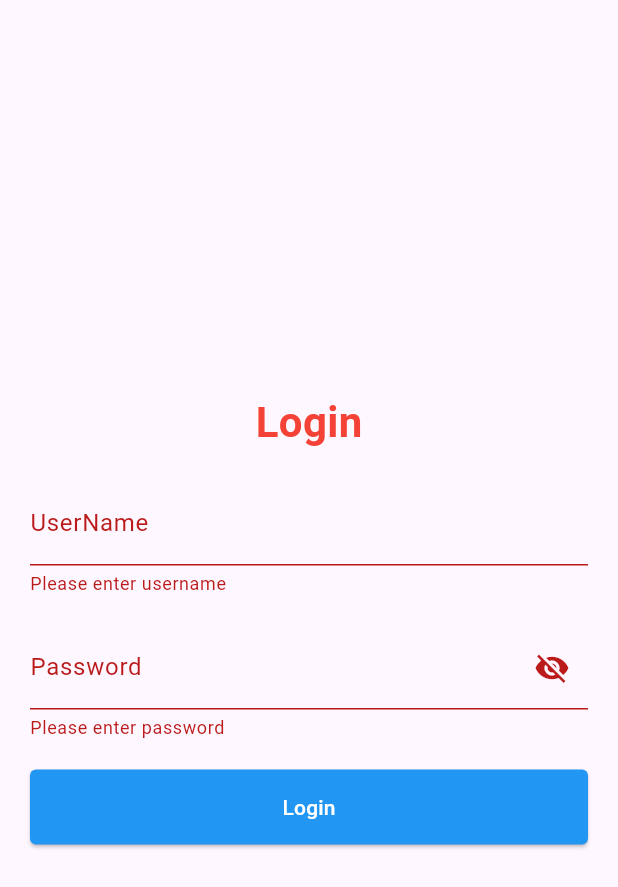
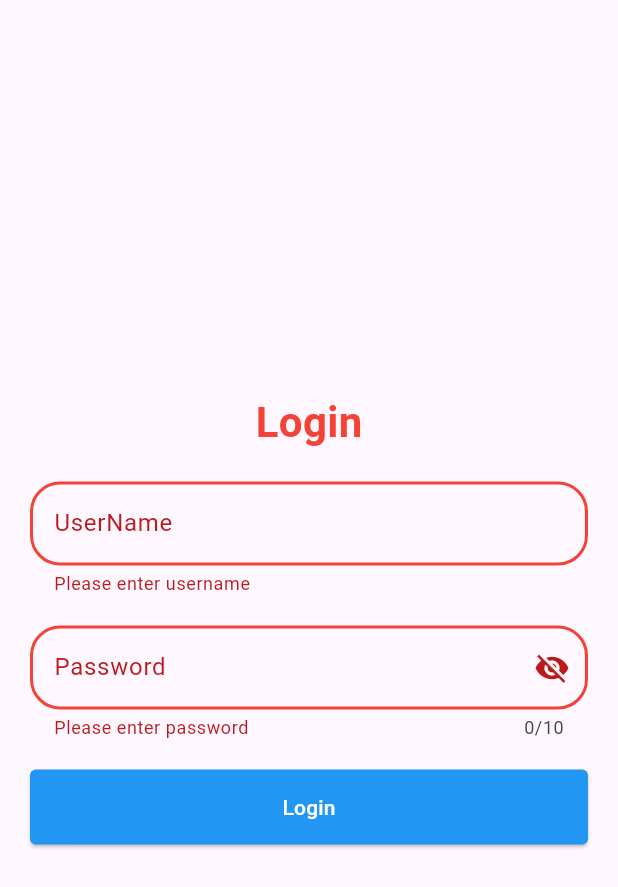
Before and after one commit to thedinkarbhardwaj/Flutter, a Flutter app: the screen it shows after launch, after a tap on "Login", on a phone screen of 412 x 824 dp. Shown: the top 887 px of the screen. Run offline on Flutter 3.47's test engine with Material 3 defaults, Android fonts, the light colour scheme and no system bars; our stand-ins replace bottom_navy_bar, contacts_service, file_picker, firebase_core, firebase_messaging, flutter_local_notifications and 11 more; missing offline and left inert: alerter, flutter_sms, reviews_slider, text_to_speech; accounts and stored records are empty.

Commit message:
Login Functionality Done

```diff
--- a/e-commerce/lib/Constants/app_style.dart
+++ b/e-commerce/lib/Constants/app_style.dart
@@ -1,4 +1,6 @@
 import 'dart:ui';
+
+import 'package:flutter/material.dart';
 
 const fo12 = 12.00;
 const fo14 = 14.00;
@@ -10,3 +12,18 @@ const fo28 = 28.00;
 const FontWeight fw400 = FontWeight.w400;
 const FontWeight fw500 = FontWeight.w500;
 const FontWeight fontBold = FontWeight.bold;
+
+var enabledBorderr = OutlineInputBorder(
+    borderRadius: BorderRadius.circular(20.0),
+    borderSide: BorderSide(color: Colors.black45,width: 1)
+);
+
+var focusBorderr = OutlineInputBorder(
+    borderRadius: BorderRadius.circular(20.0),
+    borderSide: BorderSide(color: Colors.blue,width: 2)
+);
+
+var errorBorderr = OutlineInputBorder(
+    borderRadius: BorderRadius.circular(20.0),
+    borderSide: BorderSide(color: Colors.red,width: 2)
+);
--- /dev/null
+++ b/e-commerce/lib/SharedPref/Sharedpref.dart
@@ -0,0 +1,25 @@
+import 'package:flutter/material.dart';
+import 'package:shared_preferences/shared_preferences.dart';
+
+class Sharedpref{
+
+ setUserToken(String token) async{
+
+    final SharedPreferences prefs = await SharedPreferences.getInstance();
+    prefs.setString("Token", token);
+
+ }
+
+ Future<String> getUserToken() async{
+
+  final SharedPreferences prefs = await SharedPreferences.getInstance();
+  String userToken = prefs.getString("Token")??"";
+  return userToken;
+ }
+
+ removeUserToken() async{
+  final SharedPreferences prefs = await SharedPreferences.getInstance();
+  prefs.remove("Token");
+ }
+
+}
--- a/e-commerce/lib/signupLoginScreens/LoginScreen.dart
+++ b/e-commerce/lib/signupLoginScreens/LoginScreen.dart
@@ -1,7 +1,16 @@
 import 'package:alerter/alerter.dart';
 import 'package:e_commerce/Constants/app_style.dart';
 import 'package:e_commerce/Constants/common_button.dart';
+import 'package:e_commerce/Constants/common_toast.dart';
+import 'package:e_commerce/api_services/api_services.dart';
 import 'package:flutter/material.dart';
+import 'package:flutter/widgets.dart';
+import 'package:get/get.dart';
+import 'package:get/get_core/src/get_main.dart';
+
+import '../Constants/loading_indicator.dart';
+import '../SharedPref/Sharedpref.dart';
+import '../screens/home_screen.dart';
 
 class LoginScreen extends StatefulWidget {
   const LoginScreen({super.key});
@@ -11,7 +20,6 @@ class LoginScreen extends StatefulWidget {
 }
 
 class _LoginScreenState extends State<LoginScreen> {
-
   TextEditingController usernameController = TextEditingController();
   TextEditingController passController = TextEditingController();
 
@@ -21,37 +29,44 @@ class _LoginScreenState extends State<LoginScreen> {
   ValueNotifier obsecurePassword = ValueNotifier(true);
   final _formKey = GlobalKey<FormState>();
 
+  bool isLoading = false;
+
   @override
   Widget build(BuildContext context) {
     return Scaffold(
       body: Padding(
         padding: const EdgeInsets.all(20.0),
-        child:
-
-        Form(
+        child: Form(
           key: _formKey,
           child: Column(
             mainAxisAlignment: MainAxisAlignment.center,
             children: [
-              const Text("Login",style: TextStyle(
+              const Text(
+                "Login",
+                style: TextStyle(
                   color: Colors.red,
                   fontSize: fo28,
                   fontWeight: fontBold,
-
-              ),),
+                ),
+              ),
               const SizedBox(height: 20),
               TextFormField(
                 controller: usernameController,
                 focusNode: userfocus,
-                decoration: const InputDecoration(
+                maxLength: 10,
+                keyboardType: TextInputType.name,
+                decoration: InputDecoration(
                     labelText: "UserName",
-                  hintText: "Enter username"
-                ),
-                onFieldSubmitted: (v){
+                    hintText: "Enter username",
+                    counterText: '',
+                    enabledBorder: enabledBorderr,
+                    focusedBorder: focusBorderr,
+                    errorBorder: errorBorderr),
+                onFieldSubmitted: (v) {
                   FocusScope.of(context).requestFocus(passfocus);
                 },
-                validator: (value){
-                  if(value == null || value.isEmpty){
+                validator: (value) {
+                  if (value == null || value.isEmpty) {
                     return 'Please enter username';
                   }
                   return null;
@@ -60,37 +75,75 @@ class _LoginScreenState extends State<LoginScreen> {
               const SizedBox(height: 20),
               ValueListenableBuilder(
                   valueListenable: obsecurePassword,
-                builder: (context,value,child) {
+                  builder: (context, value, child) {
                     return TextFormField(
                       controller: passController,
                       focusNode: passfocus,
+                      maxLength: 10,
+                      keyboardType: TextInputType.text,
                       obscureText: obsecurePassword.value,
                       decoration: InputDecoration(
                           labelText: "Password",
                           hintText: "Enter password",
+                          enabledBorder: enabledBorderr,
+                          focusedBorder: focusBorderr,
+                          errorBorder: errorBorderr,
                           suffixIcon: GestureDetector(
-                        child: obsecurePassword.value == true?const Icon(Icons.visibility_off):const Icon(Icons.visibility),
-                      onTap: (){
+                            child: obsecurePassword.value == true
+                                ? const Icon(Icons.visibility_off)
+                                : const Icon(Icons.visibility),
+                            onTap: () {
                               obsecurePassword.value = !obsecurePassword.value;
-
-                      },)
-                    ),
-                    validator: (value){
-                      if(value == null || value.isEmpty || value.length<5){
-                        return value!.isEmpty?'Please enter password':"Please enter atleast 6 digit";
+                            },
+                          )),
+                      validator: (value) {
+                        if (value == null ||
+                            value.isEmpty ||
+                            value.length < 5) {
+                          return value!.isEmpty
+                              ? 'Please enter password'
+                              : "Please enter atleast 6 digit";
                         }
                         return null;
                       },
+                    );
+                  }),
+              const SizedBox(height: 20),
+              CommonButton(
+                  child: isLoading
+                      ? loadinIndicator(Colors.white)
+                      : const Text("Login"),
+                  onTap: () {
+                    if (_formKey.currentState!.validate()) {
+                      //  print("Valid");
+                      //showAlerter();
 
-                  );
+                      setState(() {
+                        isLoading = true;
+                      });
+                      ApiServices()
+                          .userLogin(usernameController.text.toString(),
+                              passController.text.toString())
+                          .then((response) {
+                        debugPrint(response.toString());
+
+                        Sharedpref().setUserToken(response['token'].toString());
+                        Get.offAll(const HomeScreen());
+
+                        setState(() {
+                          isLoading = false;
+                        });
+                      })
+                          .onError((error, stackTrace) {
+                        debugPrint(error.toString());
+
+                        commonToast(error.toString());
+                        setState(() {
+                          isLoading = false;
+                        });
+                      });
                     }
-              ),
-              const SizedBox(height: 20),
-              CommonButton(child: Text("Login"), onTap: (){
-                if(_formKey.currentState!.validate()){
-                //  print("Valid");
-                  showAlerter();
-                }
+                    ;
                   })
             ],
           ),
--- a/e-commerce/lib/signupLoginScreens/splas_screen.dart
+++ b/e-commerce/lib/signupLoginScreens/splas_screen.dart
@@ -1,10 +1,13 @@
 import 'package:e_commerce/Constants/Constantss.dart';
+import 'package:e_commerce/api_services/api_services.dart';
+import 'package:e_commerce/screens/home_screen.dart';
 import 'package:e_commerce/signupLoginScreens/LoginScreen.dart';
 import 'package:flutter/material.dart';
 import 'package:get/get_core/src/get_main.dart';
 import 'package:get/get_navigation/get_navigation.dart';
 
 import '../Constants/Colors.dart';
+import '../SharedPref/Sharedpref.dart';
 
 class SplashScreen extends StatefulWidget {
   const SplashScreen({super.key});
@@ -19,7 +22,17 @@ class _SplashScreenState extends State<SplashScreen> {
   void initState() {
 
     Future.delayed(const Duration(seconds: 3),(){
-      Get.offAll(const LoginScreen());
+     Sharedpref().getUserToken().then((value){
+        if(value == ""){
+          Get.offAll(const LoginScreen());
+
+        }else{
+          Get.offAll(const HomeScreen());
+
+        }
+
+      });
+
     });
     super.initState();
   }
--- a/e-commerce/pubspec.yaml
+++ b/e-commerce/pubspec.yaml
@@ -38,6 +38,10 @@ dependencies:
   get: ^4.6.6
   hexcolor: ^3.0.1
   alerter: ^1.0.2
+  http: ^1.2.1
+  loading_indicator: ^3.1.1
+  fluttertoast: ^8.2.6
+  shared_preferences: ^2.2.3
 
 dev_dependencies:
   flutter_test:
```
Also changed, not shown: e-commerce/lib/Constants/common_toast.dart (added, +14 -0 lines), e-commerce/lib/Constants/loading_indicator.dart (added, +11 -0 lines), e-commerce/lib/api_services/api_services.dart (added, +26 -0 lines), e-commerce/lib/screens/home_screen.dart (added, +31 -0 lines), e-commerce/pubspec.lock. Lines whose indentation alone changed are shown as unchanged.
